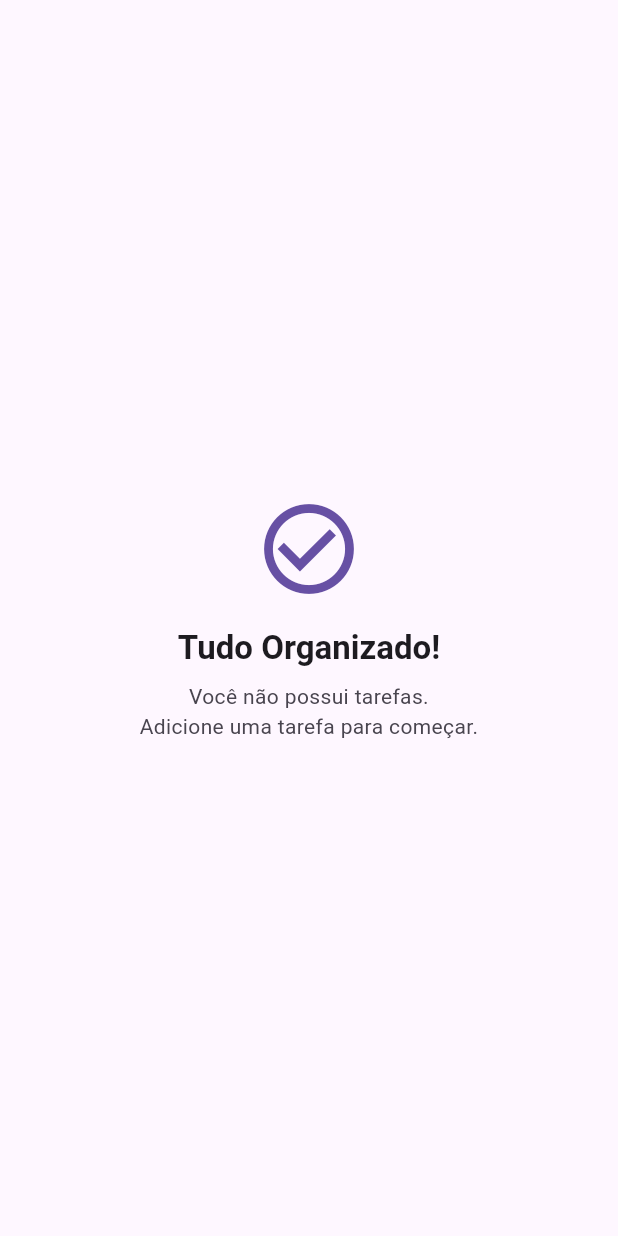
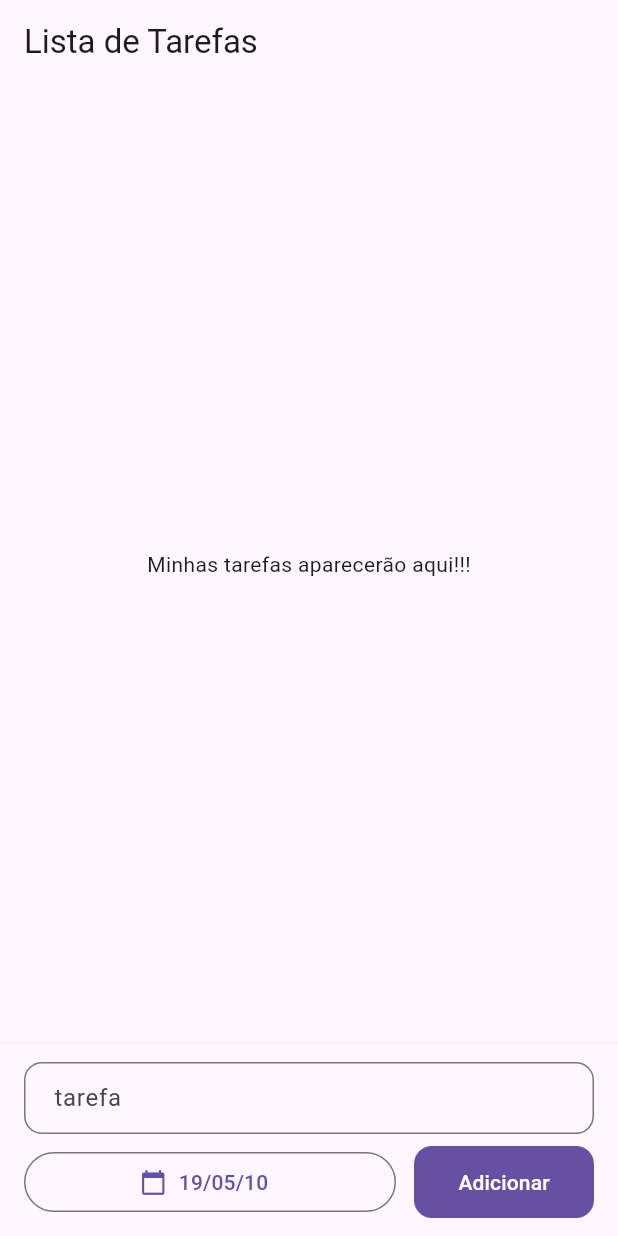
Before and after one commit to joaovvitorino-svg/todo_list_flutter, a Flutter app: the screen it shows after launch, on a phone screen of 412 x 824 dp. Run offline on Flutter 3.47's test engine with Material 3 defaults, Android fonts, the phone set to English and light mode, and no system bars.

Commit message:
alterações completas 04/11

```diff
--- a/lib/main.dart
+++ b/lib/main.dart
@@ -1,15 +1,33 @@
+
 import 'package:flutter/material.dart';
-import 'widgets/empty_state.dart';
+import 'widgets/task_input.dart';
 
 void main() {
-  runApp(
-    const MaterialApp(
+  runApp(const MyApp());
+}
+
+class MyApp extends StatelessWidget {
+  const MyApp({super.key});
+
+  @override
+  Widget build(BuildContext context) {
+    return MaterialApp(
       debugShowCheckedModeBanner: false,
       home: Scaffold(
-        body: Center(
-          child: EmptyState(),
+        appBar: AppBar(
+          title: const Text('Lista de Tarefas'),
+        ),
+        body: const Center(
+          child: Text('Minhas tarefas aparecerão aqui!!!'),
+        ),
+        bottomNavigationBar: TaskInput(
+          selectedDate: DateTime.now(),
+          onAdd: (title, date) {
+            debugPrint('Tarefa: $title');
+            debugPrint('Data: $date');
+          },
         ),
       ),
-    ),
-  );
+    );
+  }
 }
--- a/lib/widgets/task_input.dart
+++ b/lib/widgets/task_input.dart
@@ -1,9 +1,10 @@
+
 import 'package:flutter/material.dart';
 import '../models/task.dart';
 
 class TaskInput extends StatefulWidget {
   final DateTime selectedDate;
-  final void Function(String title, DateTime date)onAdd;
+  final void Function(String title, DateTime date) onAdd;
 
   const TaskInput({
     super.key,
@@ -12,50 +13,127 @@ class TaskInput extends StatefulWidget {
   });
 
   @override
-
   State<TaskInput> createState() => _TaskInputState();
 }
 
-class _TaskInputState extends State<TaskInput>{
+class _TaskInputState extends State<TaskInput> {
   final TextEditingController _controller = TextEditingController();
   late DateTime _taskDate;
 
   @override
-  void initState(){
+  void initState() {
     super.initState();
     _taskDate = dateOnly(widget.selectedDate);
   }
 
   @override
-  void didUpdateWidget(TaskInput oldWidget){
+  void didUpdateWidget(TaskInput oldWidget) {
     super.didUpdateWidget(oldWidget);
-    if(!isSameDay(oldWidget.selectedDate, widget.selectedDate)){
+
+    if (!isSameDay(oldWidget.selectedDate, widget.selectedDate)) {
       _taskDate = dateOnly(widget.selectedDate);
     }
   }
 
   @override
-  void dispose(){
+  void dispose() {
     _controller.dispose();
     super.dispose();
   }
 
   Future<void> _pickDate() async {
     final picked = await showDatePicker(
-     context: context,
-     initialDate: _taskDate,
-     firstDate: DateTime(2020),
-     lastDate: DateTime(2100),
+      context: context,
+      initialDate: _taskDate,
+      firstDate: DateTime(2020),
+      lastDate: DateTime(2100),
     );
 
-    if (picked != null){
+    if (picked != null) {
       setState(() {
         _taskDate = dateOnly(picked);
       });
     }
   }
 
-  void _submit(){
+  void _submit() {
     final title = _controller.text.trim();
+
+    if (title.isEmpty) {
+      ScaffoldMessenger.of(context).showSnackBar(
+        const SnackBar(
+          content: Text('Digite uma tarefa antes de adicionar.'),
+        ),
+      );
+      return;
+    }
+
+    widget.onAdd(title, _taskDate);
+    _controller.clear();
+  }
+
+  @override
+  Widget build(BuildContext context) {
+    return Material(
+      elevation: 3,
+      color: Theme.of(context).colorScheme.surface,
+      child: SafeArea(
+        child: Padding(
+          padding: const EdgeInsets.fromLTRB(16, 12, 16, 12),
+          child: Column(
+            mainAxisSize: MainAxisSize.min,
+            children: [
+              TextField(
+                controller: _controller,
+                textInputAction: TextInputAction.done,
+                onSubmitted: (_) => _submit(),
+                decoration: InputDecoration(
+                  labelText: 'tarefa',
+                  hintText: 'Nova tarefa',
+                  border: OutlineInputBorder(
+                    borderRadius: BorderRadius.circular(12),
+                  ),
+                  contentPadding: const EdgeInsets.symmetric(
+                    horizontal: 16,
+                    vertical: 12,
+                  ),
+                ),
+              ),
+
+              const SizedBox(height: 8),
+
+              Row(
+                children: [
+                  Expanded(
+                    child: OutlinedButton.icon(
+                      onPressed: _pickDate,
+                      icon: const Icon(
+                        Icons.calendar_today,
+                      ),
+                      label: Text(
+                        formatShortDate(_taskDate),
+                      ),
+                    ),
+                  ),
+
+                  const SizedBox(width: 12),
+
+                  FilledButton(
+                    onPressed: _submit,
+                    style: FilledButton.styleFrom(
+                      minimumSize: const Size(120, 48),
+                      shape: RoundedRectangleBorder(
+                        borderRadius: BorderRadius.circular(12),
+                      ),
+                    ),
+                    child: const Text('Adicionar'),
+                  ),
+                ],
+              ),
+            ],
+          ),
+        ),
+      ),
+    );
   }
 }
```
